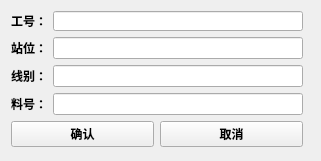
Above: setting.ui from wickqin/FActoryTool before the change. Below: the same form after it.
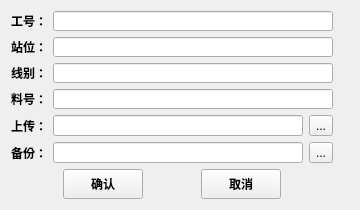
That is the form after the change.

The edit to the form file:
```diff
--- a/setting.ui
+++ b/setting.ui
@@ -6,20 +6,20 @@
    <rect>
     <x>0</x>
     <y>0</y>
-    <width>321</width>
-    <height>161</height>
+    <width>362</width>
+    <height>225</height>
    </rect>
   </property>
   <property name="minimumSize">
    <size>
-    <width>300</width>
-    <height>150</height>
+    <width>360</width>
+    <height>205</height>
    </size>
   </property>
   <property name="maximumSize">
    <size>
-    <width>321</width>
-    <height>161</height>
+    <width>360</width>
+    <height>210</height>
    </size>
   </property>
   <property name="mouseTracking">
@@ -29,10 +29,10 @@
    <string>设置</string>
   </property>
   <layout class="QGridLayout" name="gridLayout">
-   <item row="3" column="0">
-    <layout class="QHBoxLayout" name="horizontalLayout_4">
+   <item row="0" column="0" colspan="2">
+    <layout class="QHBoxLayout" name="horizontalLayout">
      <item>
-      <widget class="QLabel" name="label_4">
+      <widget class="QLabel" name="label">
        <property name="font">
         <font>
          <weight>75</weight>
@@ -40,12 +40,18 @@
         </font>
        </property>
        <property name="text">
-        <string>料号：</string>
+        <string>工号：</string>
        </property>
       </widget>
      </item>
      <item>
-      <widget class="QLineEdit" name="pnEdit">
+      <widget class="QLineEdit" name="psEdit">
+       <property name="minimumSize">
+        <size>
+         <width>250</width>
+         <height>20</height>
+        </size>
+       </property>
        <property name="focusPolicy">
         <enum>Qt::StrongFocus</enum>
        </property>
@@ -56,7 +62,53 @@
      </item>
     </layout>
    </item>
-   <item row="2" column="0">
+   <item row="1" column="0" colspan="2">
+    <layout class="QHBoxLayout" name="horizontalLayout_2">
+     <item>
+      <widget class="QLabel" name="label_2">
+       <property name="font">
+        <font>
+         <weight>75</weight>
+         <bold>true</bold>
+        </font>
+       </property>
+       <property name="text">
+        <string>站位：</string>
+       </property>
+      </widget>
+     </item>
+     <item>
+      <widget class="QLineEdit" name="lineEdit">
+       <property name="minimumSize">
+        <size>
+         <width>250</width>
+         <height>20</height>
+        </size>
+       </property>
+       <property name="focusPolicy">
+        <enum>Qt::StrongFocus</enum>
+       </property>
+       <property name="maxLength">
+        <number>6</number>
+       </property>
+      </widget>
+     </item>
+    </layout>
+   </item>
+   <item row="1" column="2">
+    <spacer name="horizontalSpacer">
+     <property name="orientation">
+      <enum>Qt::Horizontal</enum>
+     </property>
+     <property name="sizeHint" stdset="0">
+      <size>
+       <width>40</width>
+       <height>20</height>
+      </size>
+     </property>
+    </spacer>
+   </item>
+   <item row="2" column="0" colspan="2">
     <layout class="QHBoxLayout" name="horizontalLayout_3">
      <item>
       <widget class="QLabel" name="label_3">
@@ -73,6 +125,12 @@
      </item>
      <item>
       <widget class="QLineEdit" name="fxEdit">
+       <property name="minimumSize">
+        <size>
+         <width>250</width>
+         <height>20</height>
+        </size>
+       </property>
        <property name="focusPolicy">
         <enum>Qt::StrongFocus</enum>
        </property>
@@ -83,7 +141,7 @@
      </item>
     </layout>
    </item>
-   <item row="2" column="1">
+   <item row="2" column="2">
     <spacer name="horizontalSpacer_2">
      <property name="orientation">
       <enum>Qt::Horizontal</enum>
@@ -96,7 +154,120 @@
      </property>
     </spacer>
    </item>
-   <item row="5" column="0">
+   <item row="3" column="0" colspan="2">
+    <layout class="QHBoxLayout" name="horizontalLayout_4">
+     <item>
+      <widget class="QLabel" name="label_4">
+       <property name="font">
+        <font>
+         <weight>75</weight>
+         <bold>true</bold>
+        </font>
+       </property>
+       <property name="text">
+        <string>料号：</string>
+       </property>
+      </widget>
+     </item>
+     <item>
+      <widget class="QLineEdit" name="pnEdit">
+       <property name="minimumSize">
+        <size>
+         <width>250</width>
+         <height>20</height>
+        </size>
+       </property>
+       <property name="focusPolicy">
+        <enum>Qt::StrongFocus</enum>
+       </property>
+       <property name="maxLength">
+        <number>13</number>
+       </property>
+      </widget>
+     </item>
+    </layout>
+   </item>
+   <item row="4" column="0" colspan="2">
+    <layout class="QHBoxLayout" name="horizontalLayout_6">
+     <item>
+      <widget class="QLabel" name="label_5">
+       <property name="font">
+        <font>
+         <weight>75</weight>
+         <bold>true</bold>
+        </font>
+       </property>
+       <property name="text">
+        <string>上传：</string>
+       </property>
+      </widget>
+     </item>
+     <item>
+      <widget class="QLineEdit" name="upEdit">
+       <property name="minimumSize">
+        <size>
+         <width>250</width>
+         <height>20</height>
+        </size>
+       </property>
+       <property name="focusPolicy">
+        <enum>Qt::StrongFocus</enum>
+       </property>
+       <property name="maxLength">
+        <number>13</number>
+       </property>
+      </widget>
+     </item>
+     <item>
+      <widget class="QToolButton" name="upButton">
+       <property name="text">
+        <string>...</string>
+       </property>
+      </widget>
+     </item>
+    </layout>
+   </item>
+   <item row="5" column="0" colspan="2">
+    <layout class="QHBoxLayout" name="horizontalLayout_7">
+     <item>
+      <widget class="QLabel" name="label_6">
+       <property name="font">
+        <font>
+         <weight>75</weight>
+         <bold>true</bold>
+        </font>
+       </property>
+       <property name="text">
+        <string>备份：</string>
+       </property>
+      </widget>
+     </item>
+     <item>
+      <widget class="QLineEdit" name="bkEdit">
+       <property name="minimumSize">
+        <size>
+         <width>250</width>
+         <height>20</height>
+        </size>
+       </property>
+       <property name="focusPolicy">
+        <enum>Qt::StrongFocus</enum>
+       </property>
+       <property name="maxLength">
+        <number>13</number>
+       </property>
+      </widget>
+     </item>
+     <item>
+      <widget class="QToolButton" name="bkButton">
+       <property name="text">
+        <string>...</string>
+       </property>
+      </widget>
+     </item>
+    </layout>
+   </item>
+   <item row="7" column="1">
     <spacer name="verticalSpacer">
      <property name="orientation">
       <enum>Qt::Vertical</enum>
@@ -109,23 +280,29 @@
      </property>
     </spacer>
    </item>
-   <item row="1" column="1">
-    <spacer name="horizontalSpacer">
-     <property name="orientation">
-      <enum>Qt::Horizontal</enum>
-     </property>
-     <property name="sizeHint" stdset="0">
-      <size>
-       <width>40</width>
-       <height>20</height>
-      </size>
-     </property>
-    </spacer>
-   </item>
-   <item row="4" column="0">
+   <item row="6" column="0" colspan="2">
     <layout class="QHBoxLayout" name="horizontalLayout_5">
+     <item>
+      <spacer name="horizontalSpacer_4">
+       <property name="orientation">
+        <enum>Qt::Horizontal</enum>
+       </property>
+       <property name="sizeHint" stdset="0">
+        <size>
+         <width>40</width>
+         <height>20</height>
+        </size>
+       </property>
+      </spacer>
+     </item>
      <item>
       <widget class="QPushButton" name="okButton">
+       <property name="minimumSize">
+        <size>
+         <width>0</width>
+         <height>30</height>
+        </size>
+       </property>
        <property name="font">
         <font>
          <weight>75</weight>
@@ -137,8 +314,27 @@
        </property>
       </widget>
      </item>
+     <item>
+      <spacer name="horizontalSpacer_3">
+       <property name="orientation">
+        <enum>Qt::Horizontal</enum>
+       </property>
+       <property name="sizeHint" stdset="0">
+        <size>
+         <width>40</width>
+         <height>20</height>
+        </size>
+       </property>
+      </spacer>
+     </item>
      <item>
       <widget class="QPushButton" name="cancelButton">
+       <property name="minimumSize">
+        <size>
+         <width>0</width>
+         <height>30</height>
+        </size>
+       </property>
        <property name="font">
         <font>
          <weight>75</weight>
@@ -150,65 +346,18 @@
        </property>
       </widget>
      </item>
-    </layout>
-   </item>
-   <item row="0" column="0">
-    <layout class="QHBoxLayout" name="horizontalLayout">
      <item>
-      <widget class="QLabel" name="label">
-       <property name="font">
-        <font>
-         <weight>75</weight>
-         <bold>true</bold>
-        </font>
+      <spacer name="horizontalSpacer_5">
+       <property name="orientation">
+        <enum>Qt::Horizontal</enum>
        </property>
-       <property name="text">
-        <string>工号：</string>
-       </property>
-      </widget>
-     </item>
-     <item>
-      <widget class="QLineEdit" name="psEdit">
-       <property name="minimumSize">
+       <property name="sizeHint" stdset="0">
         <size>
-         <width>250</width>
+         <width>40</width>
          <height>20</height>
         </size>
        </property>
-       <property name="focusPolicy">
-        <enum>Qt::StrongFocus</enum>
-       </property>
-       <property name="maxLength">
-        <number>7</number>
-       </property>
-      </widget>
-     </item>
-    </layout>
-   </item>
-   <item row="1" column="0">
-    <layout class="QHBoxLayout" name="horizontalLayout_2">
-     <item>
-      <widget class="QLabel" name="label_2">
-       <property name="font">
-        <font>
-         <weight>75</weight>
-         <bold>true</bold>
-        </font>
-       </property>
-       <property name="text">
-        <string>站位：</string>
-       </property>
-      </widget>
-     </item>
-     <item>
-      <widget class="QLineEdit" name="lineEdit">
-       <property name="focusPolicy">
-        <enum>Qt::StrongFocus</enum>
-       </property>
-       <property name="maxLength">
-        <number>6</number>
-       </property>
-      </widget>
+      </spacer>
      </item>
     </layout>
    </item>
```
Left out of the diff: 6 changed lines with no effect on the pictures.
